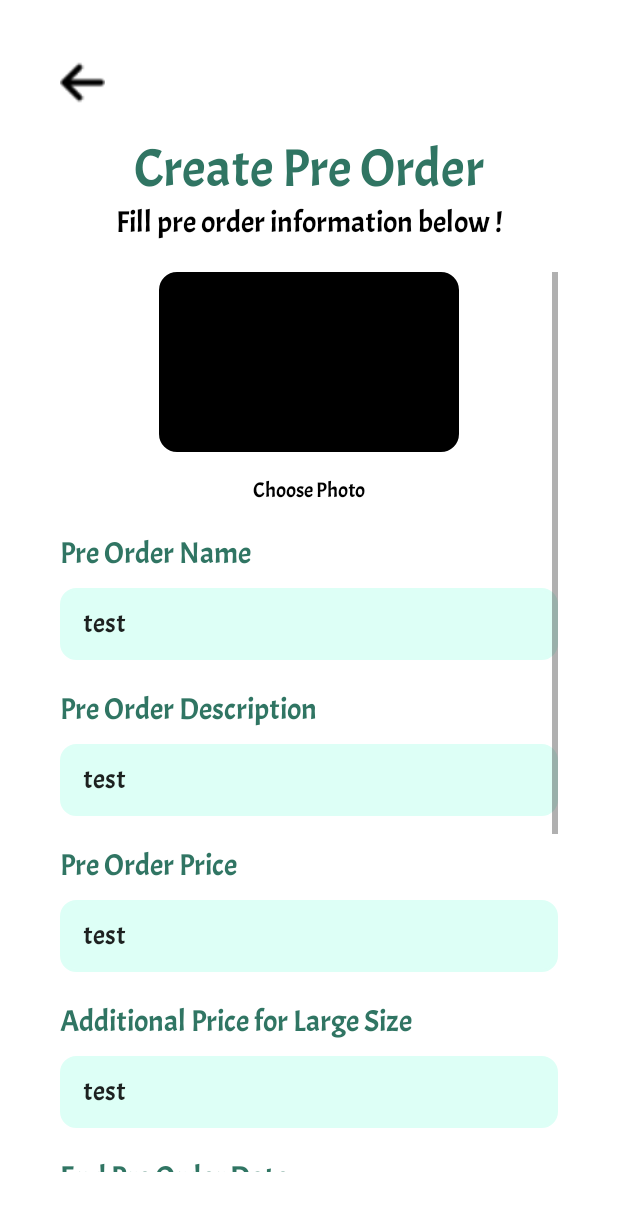
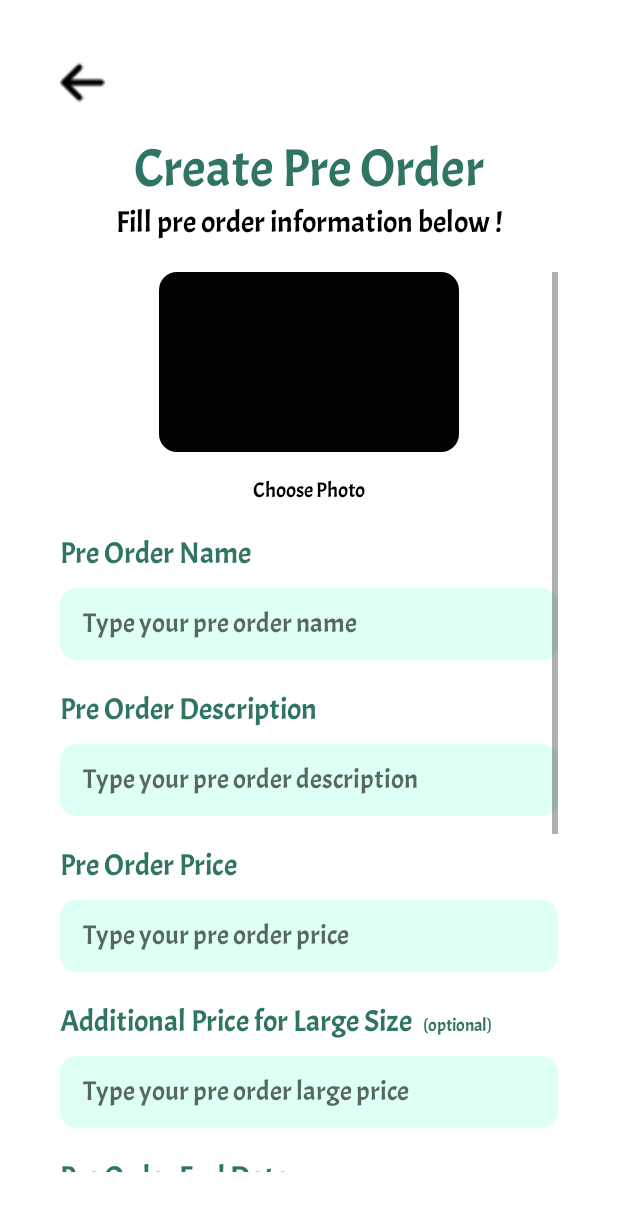
Before and after one commit to rickywizard/demarj-mobile, an Android app: the CreateActivity screen opened directly, with no data from a screen before it, on a phone screen of 412 x 824 dp. Shown: the top 1211 px of the screen. Run offline under Robolectric (Android 15) with nearby library versions, the phone set to English and light mode, and no system bars; pictures from the network do not load.

Commit message:
create pre order - 1

```diff
--- a/app/src/main/java/edu/bluejack23_2/demarj/activities/RegisterActivity.kt
+++ b/app/src/main/java/edu/bluejack23_2/demarj/activities/RegisterActivity.kt
@@ -27,8 +27,6 @@ class RegisterActivity : AppCompatActivity() {
     //    private lateinit var getContent: ActivityResultLauncher<String>
     private val registerViewModel: RegisterViewModel by viewModels()
     private var profilePictureUri: Uri? = null
-
-    private val database: DatabaseReference = FirebaseDatabase.getInstance("https://demarj-59046-default-rtdb.asia-southeast1.firebasedatabase.app").getReference("users")
 
     override fun onCreate(savedInstanceState: Bundle?) {
         super.onCreate(savedInstanceState)
--- a/app/src/main/res/layout/activity_create.xml
+++ b/app/src/main/res/layout/activity_create.xml
@@ -93,7 +93,8 @@
                 android:background="@drawable/text_field_rounded"
                 android:fontFamily="@font/acme"
                 android:paddingLeft="15dp"
-                android:text="test"
+                android:hint="Type your pre order name"
+                android:inputType="text"
                 android:layout_marginTop="10dp"
                 />
 
@@ -115,7 +116,8 @@
                 android:background="@drawable/text_field_rounded"
                 android:fontFamily="@font/acme"
                 android:paddingLeft="15dp"
-                android:text="test"
+                android:hint="Type your pre order description"
+                android:inputType="text"
                 android:layout_marginTop="10dp"
                 />
 
@@ -137,13 +139,19 @@
                 android:background="@drawable/text_field_rounded"
                 android:fontFamily="@font/acme"
                 android:paddingLeft="15dp"
-                android:text="test"
+                android:hint="Type your pre order price"
+                android:inputType="number"
                 android:layout_marginTop="10dp"
                 />
 
+            <LinearLayout
+                android:layout_width="match_parent"
+                android:layout_height="wrap_content"
+                android:orientation="horizontal">
+
                 <TextView
                     android:id="@+id/po_additional_text_create"
-                android:layout_width="match_parent"
+                    android:layout_width="wrap_content"
                     android:layout_height="wrap_content"
                     android:fontFamily="@font/acme"
                     android:text="Additional Price for Large Size"
@@ -152,6 +160,19 @@
                     android:layout_marginTop="20dp"
                     />
 
+                <TextView
+                    android:id="@+id/po_optional_desc"
+                    android:layout_width="wrap_content"
+                    android:layout_height="wrap_content"
+                    android:fontFamily="@font/acme"
+                    android:text="(optional)"
+                    android:textColor="@color/green"
+                    android:textSize="12sp"
+                    android:layout_marginTop="20dp"
+                    android:layout_marginLeft="7dp"
+                    />
+            </LinearLayout>
+
             <EditText
                 android:id="@+id/po_additional_create"
                 android:layout_width="match_parent"
@@ -159,7 +180,8 @@
                 android:background="@drawable/text_field_rounded"
                 android:fontFamily="@font/acme"
                 android:paddingLeft="15dp"
-                android:text="test"
+                android:hint="Type your pre order large price"
+                android:inputType="number"
                 android:layout_marginTop="10dp"
                 />
 
@@ -168,7 +190,7 @@
                 android:layout_width="match_parent"
                 android:layout_height="wrap_content"
                 android:fontFamily="@font/acme"
-                android:text="End Pre Order Date"
+                android:text="Pre Order End Date"
                 android:textColor="@color/green"
                 android:textSize="20sp"
                 android:layout_marginTop="20dp"
@@ -181,7 +203,8 @@
                 android:background="@drawable/text_field_rounded"
                 android:fontFamily="@font/acme"
                 android:paddingLeft="15dp"
-                android:text="test"
+                android:hint="Type your pre order end date"
+                android:inputType="date"
                 android:layout_marginTop="10dp"
                 />
 
@@ -203,7 +226,8 @@
                 android:background="@drawable/text_field_rounded"
                 android:fontFamily="@font/acme"
                 android:paddingLeft="15dp"
-                android:text="test"
+                android:hint="Type your pre order ready date"
+                android:inputType="date"
                 android:layout_marginTop="10dp"
                 />
 
@@ -225,7 +249,8 @@
                 android:background="@drawable/text_field_rounded"
                 android:fontFamily="@font/acme"
                 android:paddingLeft="15dp"
-                android:text="test"
+                android:hint="Type your pre order stock"
+                android:inputType="number"
                 android:layout_marginTop="10dp"
                 />
 
```
Also changed, not shown: app/src/main/java/edu/bluejack23_2/demarj/activities/CreateActivity.kt (+56 -0 lines), app/src/main/java/edu/bluejack23_2/demarj/model/PreOrder.kt (added, +17 -0 lines), app/src/main/java/edu/bluejack23_2/demarj/repository/PreOrderRepository.kt (added, +65 -0 lines), app/src/main/java/edu/bluejack23_2/demarj/viewmodel/AddPreOrderViewModel.kt (added, +86 -0 lines). Lines whose indentation alone changed are shown as unchanged.
